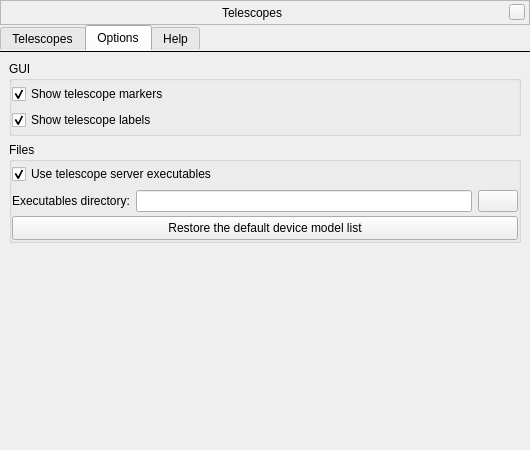
Above: plugins/TelescopeControl/src/gui/telescopeDialog.ui from 519984307/stellarium_src before the change. Below: the same form after it.
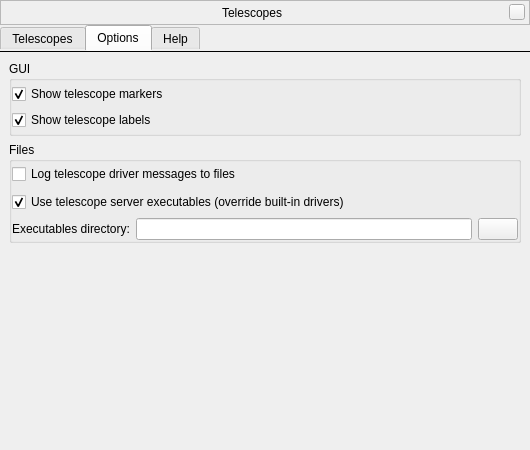
That is the form after the change. The open tabs and pages were chosen to show the change. Icons and pictures are not drawn. Custom widgets are drawn as their Qt base class.

Commit message: TelescopeControl: + checkbox to enable/disable logging; + automatic device model list update and backup

```diff
--- a/plugins/TelescopeControl/src/gui/telescopeDialog.ui
+++ b/plugins/TelescopeControl/src/gui/telescopeDialog.ui
@@ -490,6 +490,19 @@
           <property name="margin">
            <number>0</number>
           </property>
+          <item>
+           <widget class="QCheckBox" name="checkBoxEnableLogs">
+            <property name="minimumSize">
+             <size>
+              <width>0</width>
+              <height>24</height>
+             </size>
+            </property>
+            <property name="text">
+             <string>Log telescope driver messages to files</string>
+            </property>
+           </widget>
+          </item>
           <item>
            <widget class="QCheckBox" name="checkBoxUseExecutables">
             <property name="enabled">
@@ -502,7 +515,7 @@
              </size>
             </property>
             <property name="text">
-             <string>Use telescope server executables</string>
+             <string>Use telescope server executables (override built-in drivers)</string>
             </property>
             <property name="checked">
              <bool>true</bool>
@@ -546,19 +559,6 @@
             </layout>
            </widget>
           </item>
-          <item>
-           <widget class="QPushButton" name="pushButtonRestoreDeviceModelList">
-            <property name="minimumSize">
-             <size>
-              <width>0</width>
-              <height>24</height>
-             </size>
-            </property>
-            <property name="text">
-             <string>Restore the default device model list</string>
-            </property>
-           </widget>
-          </item>
          </layout>
         </widget>
        </item>
```
The commit also changes 6 other files.
